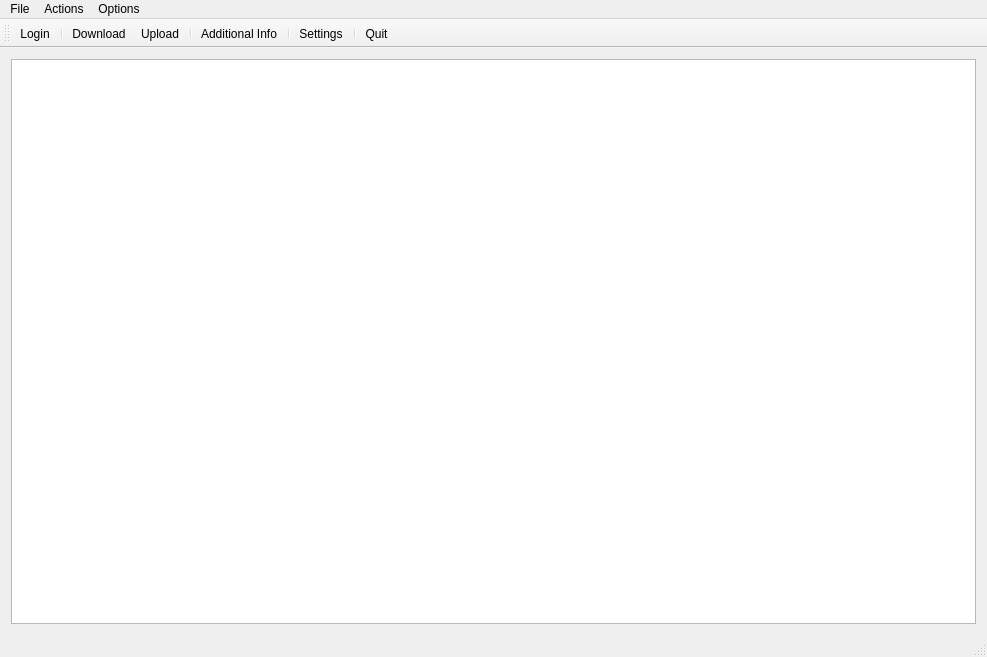
Qt form mainwindow.ui (tranter/qt-google-drive) before a commit.
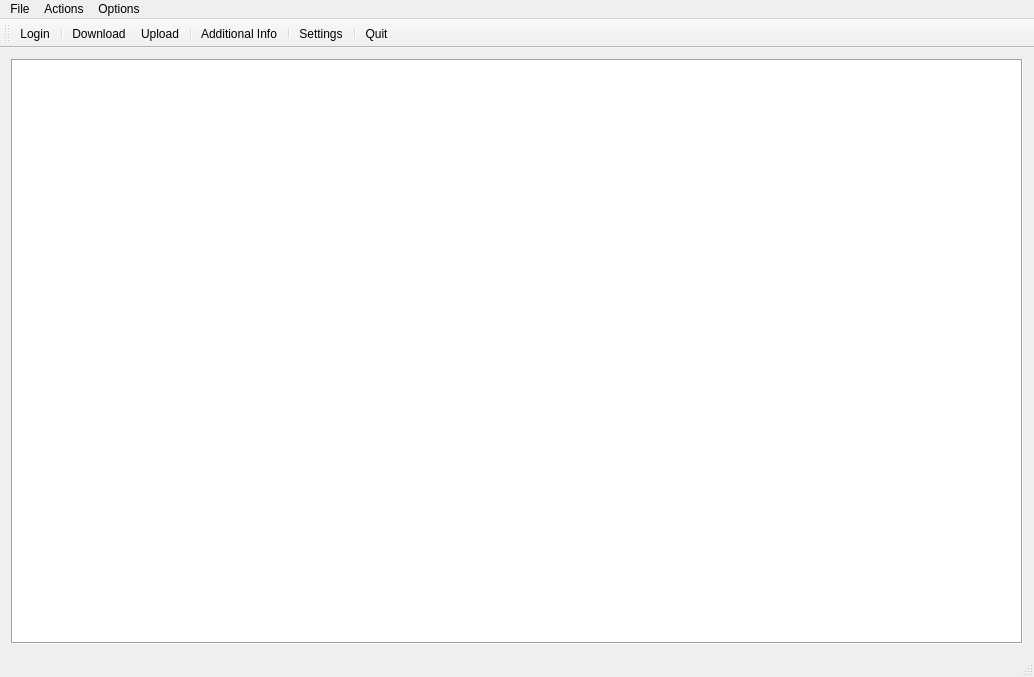
The same form after that commit. Icons and pictures are not drawn.

Commit message: changes in user interface

Patch:
```diff
--- a/mainwindow.ui
+++ b/mainwindow.ui
@@ -6,8 +6,8 @@
    <rect>
     <x>0</x>
     <y>0</y>
-    <width>987</width>
-    <height>657</height>
+    <width>1034</width>
+    <height>677</height>
    </rect>
   </property>
   <property name="windowTitle">
@@ -20,11 +20,14 @@
    <bool>false</bool>
   </property>
   <widget class="QWidget" name="centralWidget">
-   <layout class="QVBoxLayout" name="verticalLayout">
+   <layout class="QHBoxLayout" name="horizontalLayout">
     <item>
      <widget class="QTreeView" name="discTreeView">
       <property name="frameShape">
-       <enum>QFrame::StyledPanel</enum>
+       <enum>QFrame::Box</enum>
+      </property>
+      <property name="lineWidth">
+       <number>1</number>
       </property>
       <property name="rootIsDecorated">
        <bool>true</bool>
@@ -50,7 +53,7 @@
     <rect>
      <x>0</x>
      <y>0</y>
-     <width>987</width>
+     <width>1034</width>
      <height>21</height>
     </rect>
    </property>
```
Left out of the diff: 9 changed lines with no effect on the pictures. The commit also changes 5 other files.
